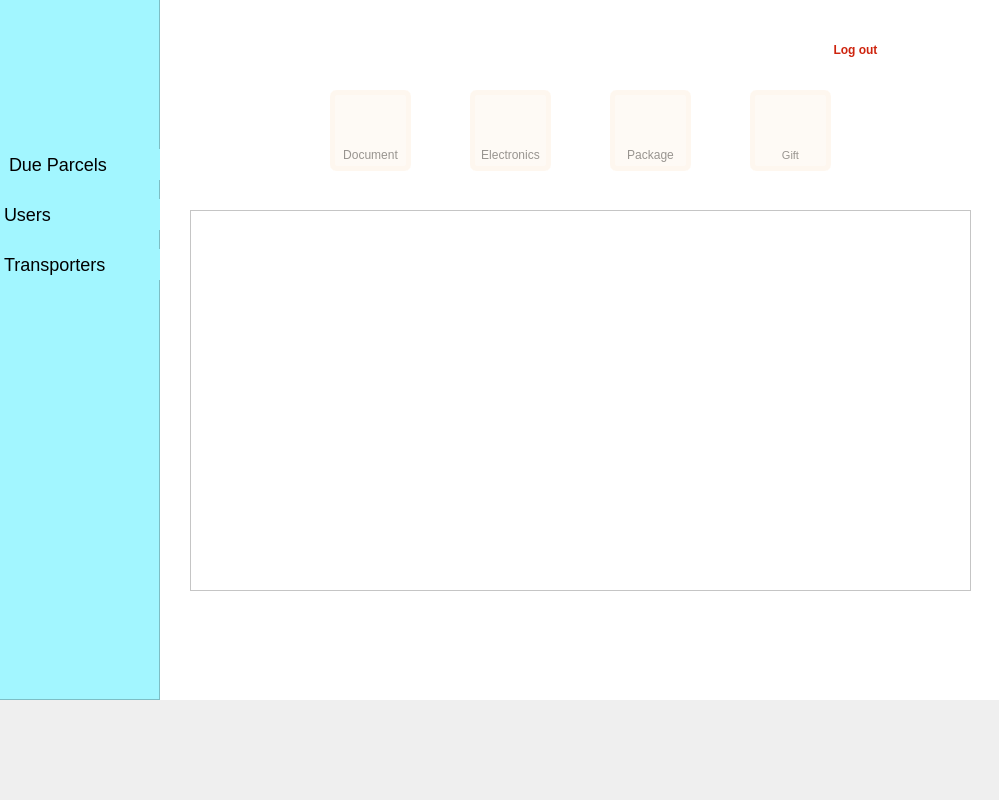
ami-nai/Bitoron, file bitoron/mainwindow.ui: the form before one commit.
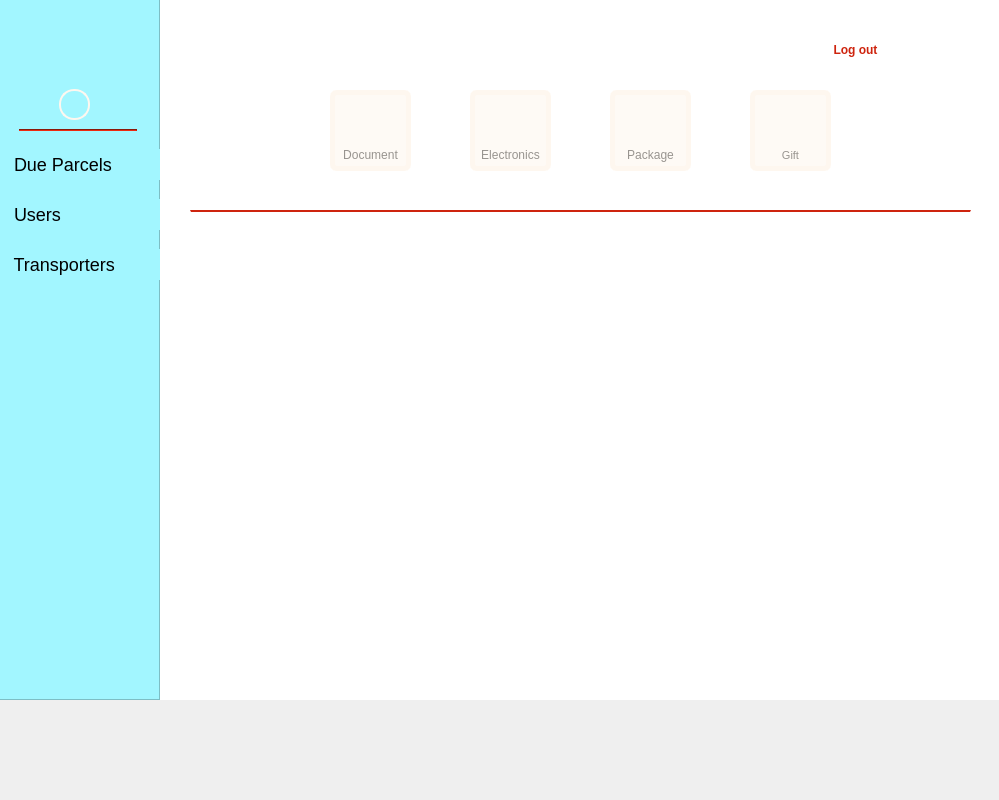
The form after the commit. Icons and pictures are not drawn.

```diff
--- a/bitoron/mainwindow.ui
+++ b/bitoron/mainwindow.ui
@@ -4002,10 +4002,10 @@
       <widget class="QPushButton" name="pushButton_13">
        <property name="geometry">
         <rect>
-         <x>50</x>
+         <x>10</x>
          <y>10</y>
-         <width>31</width>
-         <height>31</height>
+         <width>41</width>
+         <height>41</height>
         </rect>
        </property>
        <property name="cursor">
@@ -4037,7 +4037,7 @@
 	border:none;
 	font-size: 18px;
 	text-align: left;
-	padding-left: 5px;
+	padding-left: 10px;
 }
 
 QPushButton:focus{
@@ -4053,35 +4053,14 @@
        </property>
        <property name="iconSize">
         <size>
-         <width>30</width>
-         <height>30</height>
+         <width>25</width>
+         <height>25</height>
         </size>
        </property>
        <property name="checkable">
         <bool>false</bool>
        </property>
       </widget>
-      <widget class="QPushButton" name="pushButton_16">
-       <property name="geometry">
-        <rect>
-         <x>10</x>
-         <y>10</y>
-         <width>31</width>
-         <height>31</height>
-        </rect>
-       </property>
-       <property name="cursor">
-        <cursorShape>PointingHandCursor</cursorShape>
-       </property>
-       <property name="styleSheet">
-        <string notr="true">image: url(:/res/icons/dark Orange/home.svg);
-border:none;
-</string>
-       </property>
-       <property name="text">
-        <string/>
-       </property>
-      </widget>
       <widget class="QPushButton" name="pushButton_15">
        <property name="geometry">
         <rect>
@@ -4099,14 +4078,14 @@
 	border:none;
 	font-size: 18px;
 	text-align: left;
-	padding-left: 5px;
+	padding-left: 10px;
 }
 QPushButton:focus{
 	background-color: white;
 }</string>
        </property>
        <property name="text">
-        <string>Users</string>
+        <string> Users</string>
        </property>
        <property name="icon">
         <iconset resource="bitoronImages.qrc">
@@ -4114,8 +4093,8 @@
        </property>
        <property name="iconSize">
         <size>
-         <width>30</width>
-         <height>30</height>
+         <width>25</width>
+         <height>25</height>
         </size>
        </property>
        <property name="checkable">
@@ -4139,14 +4118,14 @@
 	border:none;
 	font-size: 18px;
 	text-align: left;
-	padding-left: 5px;
+	padding-left: 10px;
 }
 QPushButton:focus{
 	background-color: white;
 }</string>
        </property>
        <property name="text">
-        <string>Transporters</string>
+        <string> Transporters</string>
        </property>
        <property name="icon">
         <iconset resource="bitoronImages.qrc">
@@ -4154,14 +4133,52 @@
        </property>
        <property name="iconSize">
         <size>
-         <width>30</width>
-         <height>30</height>
+         <width>25</width>
+         <height>25</height>
         </size>
        </property>
        <property name="checkable">
         <bool>false</bool>
        </property>
       </widget>
+      <widget class="QPushButton" name="pushButton_16">
+       <property name="geometry">
+        <rect>
+         <x>60</x>
+         <y>90</y>
+         <width>31</width>
+         <height>31</height>
+        </rect>
+       </property>
+       <property name="cursor">
+        <cursorShape>PointingHandCursor</cursorShape>
+       </property>
+       <property name="styleSheet">
+        <string notr="true">border-radius:15px;
+border: 2px solid rgb(254, 247, 239);
+image: url(:/res/icons/white/user.svg);
+</string>
+       </property>
+       <property name="text">
+        <string/>
+       </property>
+      </widget>
+      <widget class="Line" name="line_3">
+       <property name="geometry">
+        <rect>
+         <x>20</x>
+         <y>130</y>
+         <width>118</width>
+         <height>2</height>
+        </rect>
+       </property>
+       <property name="styleSheet">
+        <string notr="true">background-color: rgb(206, 36, 14);</string>
+       </property>
+       <property name="orientation">
+        <enum>Qt::Horizontal</enum>
+       </property>
+      </widget>
      </widget>
      <widget class="QStackedWidget" name="admin_container">
       <property name="geometry">
@@ -4185,6 +4202,13 @@
           <height>381</height>
          </rect>
         </property>
+        <property name="styleSheet">
+         <string notr="true">QTableView{
+	border-top: 2px solid rgb(206, 36, 14);
+}
+
+</string>
+        </property>
        </widget>
        <widget class="QPushButton" name="pushButton_42">
         <property name="geometry">
```
Left out of the diff: 13 changed lines with no effect on the pictures.
